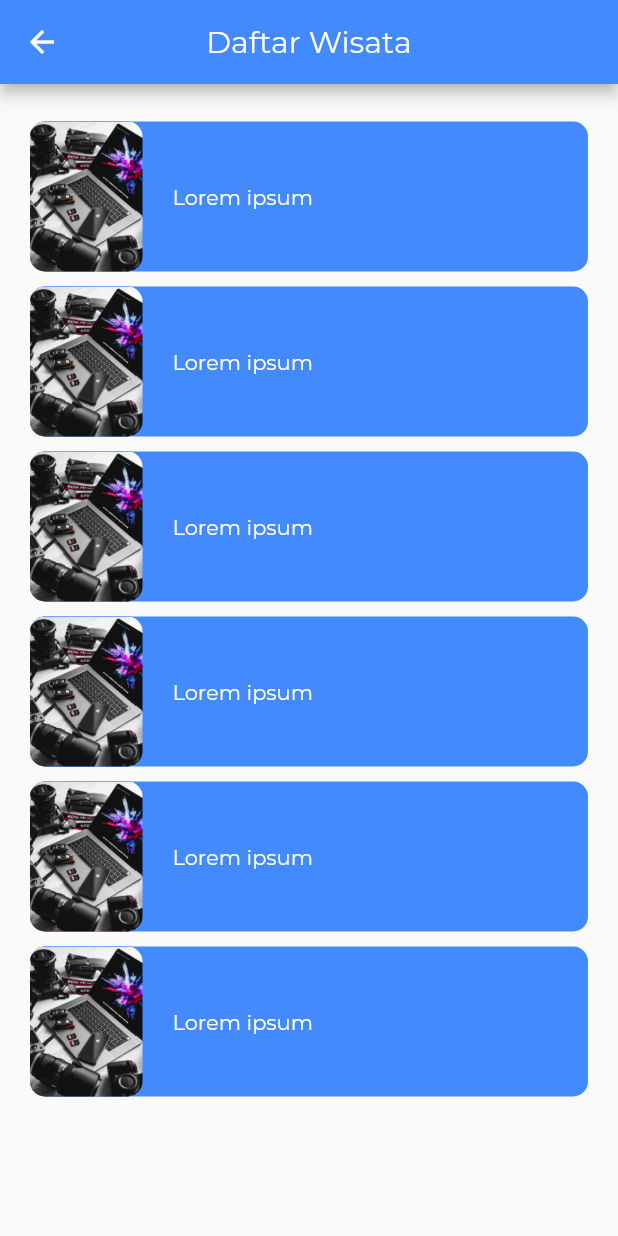
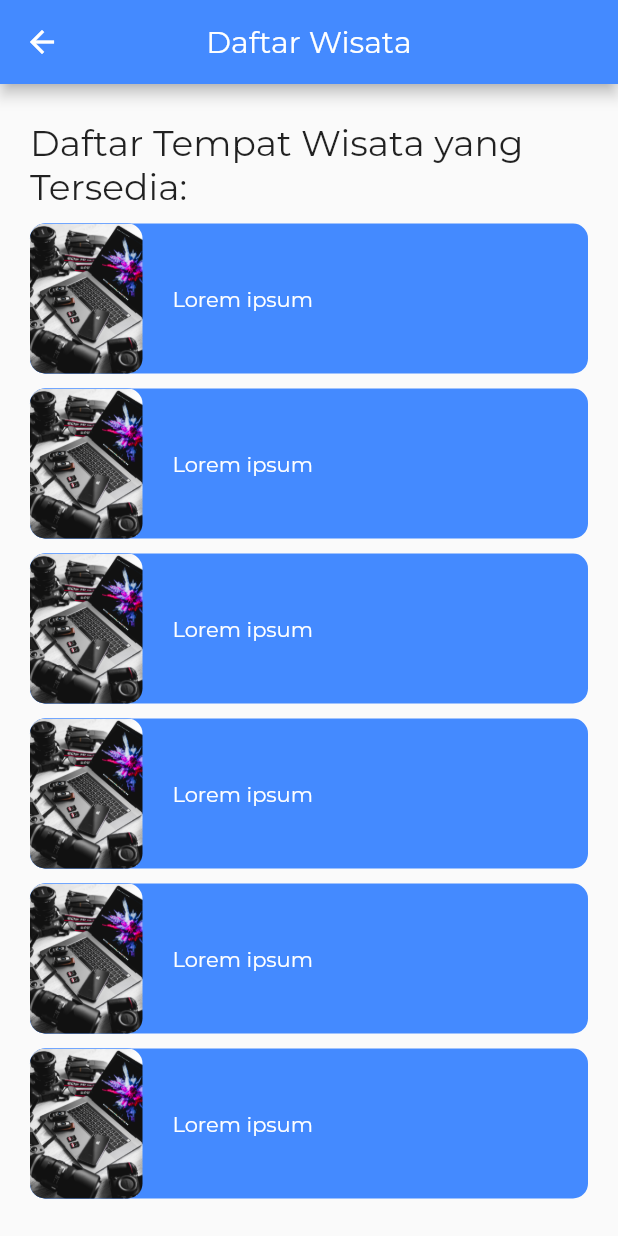
Before and after one commit to MuhammadFarhan200/belajar-flutter-new, a Flutter app: the DaftarWisata screen opened directly, on a phone screen of 412 x 824 dp. Run offline on Flutter 3.47's test engine with Material 2 defaults, Android fonts, the phone set to English and light mode, and no system bars; our stand-ins replace awesome_snackbar_content, google_fonts, rflutter_alert; missing offline and left inert: dart:html, splash_screen_view; project files that could hold a hidden picture were left out.

Commit message:
Tambah beberapa widget pada task 25-10-2022

```diff
--- a/lib/ui/tabNavigation/latihan/daftarWisata.dart
+++ b/lib/ui/tabNavigation/latihan/daftarWisata.dart
@@ -20,6 +20,13 @@ class _DaftarWisataState extends State<DaftarWisata> {
         child: ListView(
           padding: EdgeInsets.all(20),
           children: [
+            Container(
+              margin: EdgeInsets.symmetric(vertical: 5),
+              child: Text(
+                'Daftar Tempat Wisata yang Tersedia:',
+                style: TextStyle(fontSize: 24),
+              ),
+            ),
             Container(
               margin: EdgeInsets.symmetric(vertical: 5),
               height: 100,
```
Also changed, not shown: lib/ui/tabNavigation/latihan/homeScreen.dart (+31 -1 lines), lib/ui/tabNavigation/latihan/profil.dart (+10 -1 lines).
